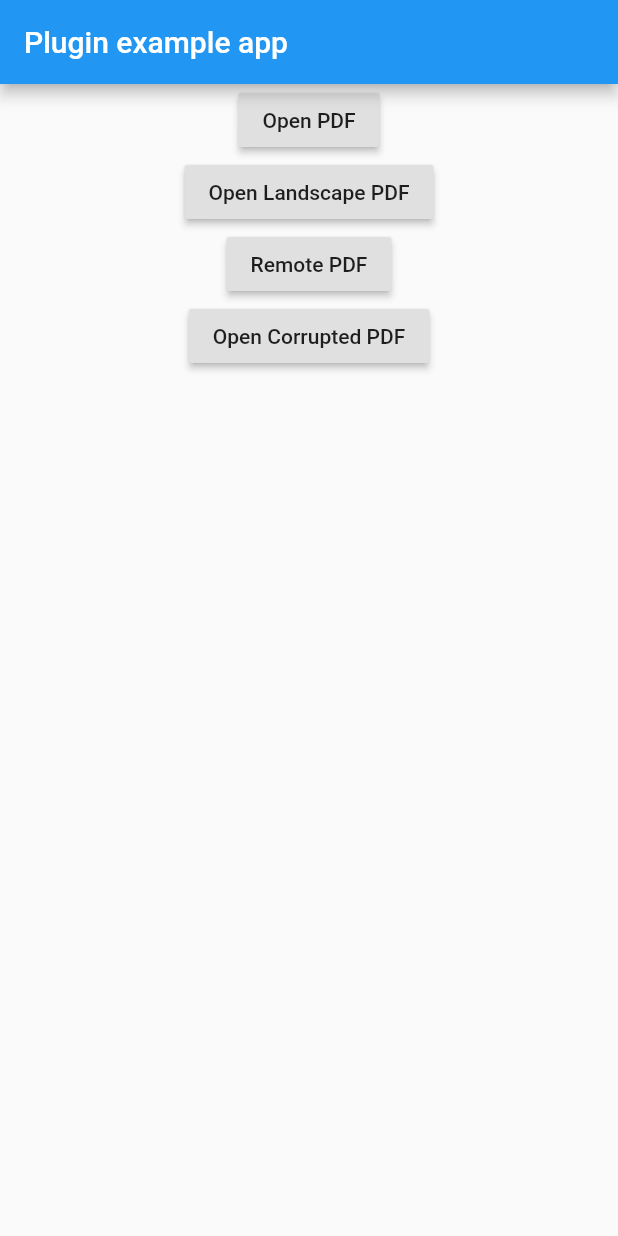
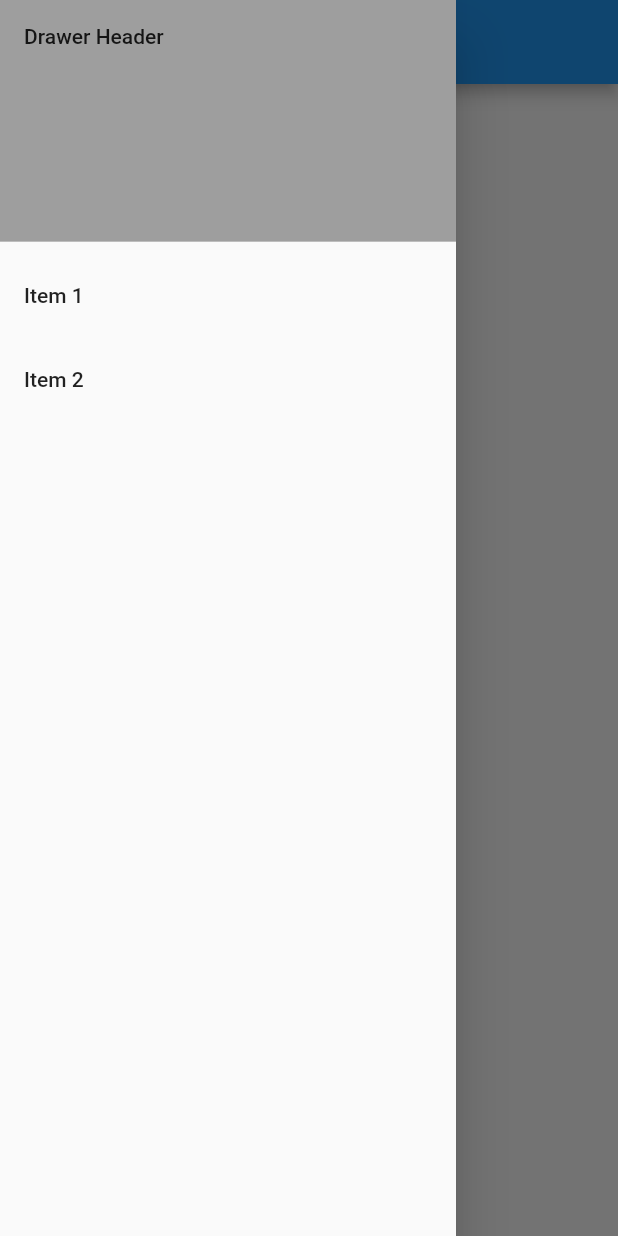
Before and after one commit to MayJuun/wvems_protocols, a Flutter app: the screen it shows after launch, with the side drawer open (before the commit the screen has no drawer), on a phone screen of 412 x 824 dp. Run offline on Flutter 3.47's test engine with Material 2 defaults, Android fonts, the phone set to English and light mode, and no system bars; missing offline and left inert: flutter_pdfview; network calls fail.

Commit message:
feat: add nav drawer, table of contents

```diff
--- a/lib/main.dart
+++ b/lib/main.dart
@@ -7,6 +7,7 @@ class MyApp extends StatelessWidget {
   @override
   Widget build(BuildContext context) {
     return MaterialApp(
+      theme: ThemeData.dark(),
       home: PdfState(),
     );
   }
--- /dev/null
+++ b/lib/ui/nav_drawer.dart
@@ -0,0 +1,37 @@
+import 'package:flutter/material.dart';
+
+class NavDrawer extends StatelessWidget {
+  @override
+  Widget build(BuildContext context) {
+    return Drawer(
+      child: ListView(
+        // Important: Remove any padding from the ListView.
+        padding: EdgeInsets.zero,
+        children: <Widget>[
+          DrawerHeader(
+            child: Text(
+              'Drawer Header',
+            ),
+            decoration: BoxDecoration(
+              color: Colors.grey,
+            ),
+          ),
+          ListTile(
+            title: Text('Item 1'),
+            onTap: () {
+              // Update the state of the app.
+              // ...
+            },
+          ),
+          ListTile(
+            title: Text('Item 2'),
+            onTap: () {
+              // Update the state of the app.
+              // ...
+            },
+          ),
+        ],
+      ),
+    );
+  }
+}
--- a/lib/ui/screens/pdf_state.dart
+++ b/lib/ui/screens/pdf_state.dart
@@ -6,6 +6,7 @@ import 'package:flutter/material.dart';
 import 'package:flutter/services.dart';
 import 'package:path_provider/path_provider.dart';
 import 'package:wvems_protocols/assets.dart';
+import 'package:wvems_protocols/ui/nav_drawer.dart';
 import 'package:wvems_protocols/ui/screens/pdf_screen.dart';
 
 class PdfState extends StatefulWidget {
@@ -94,7 +95,11 @@ class _PdfStateState extends State<PdfState> {
       title: 'Flutter PDF View',
       debugShowCheckedModeBanner: false,
       home: Scaffold(
-        appBar: AppBar(title: const Text('Plugin example app')),
+        appBar: AppBar(
+          centerTitle: true,
+          title: const Text('WVEMS Protocols'),
+        ),
+        drawer: NavDrawer(),
         body: Center(child: Builder(
           builder: (BuildContext context) {
             return Column(
```
Also changed, not shown: lib/ui/screens/pdf_screen.dart (+15 -4 lines).
